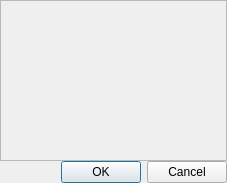
Qt form src/gui/forms/declarations/material/materialdialog.ui (caozhongxiao/espreso) before a commit.
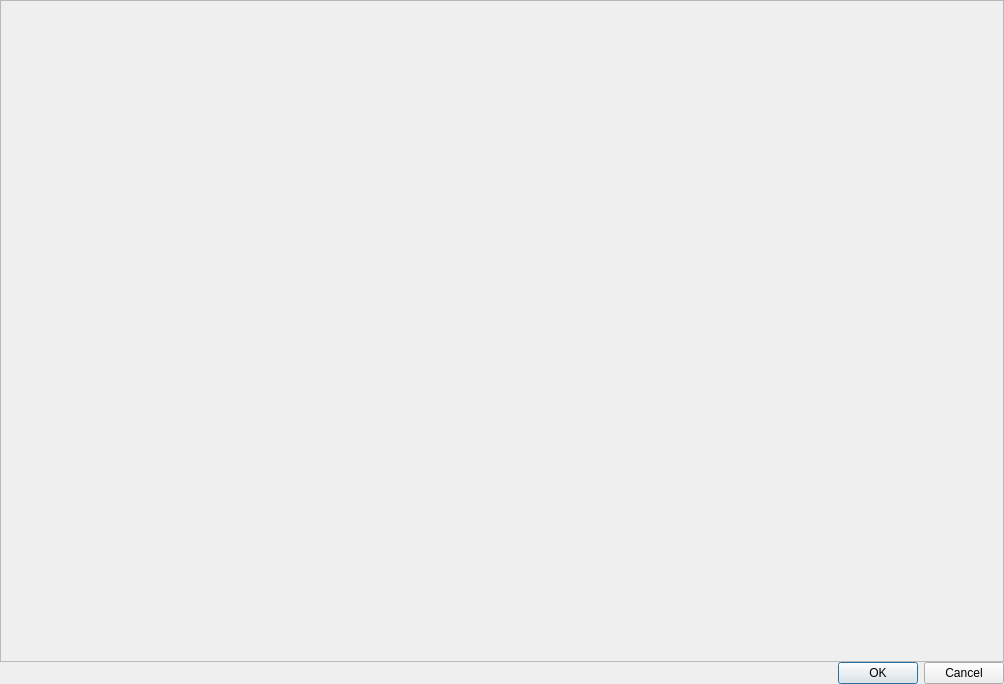
The same form after that commit.

Commit message: ENH: [GUI] Declarations widget for materials

The edit to the form file:
```diff
--- a/src/gui/forms/declarations/material/materialdialog.ui
+++ b/src/gui/forms/declarations/material/materialdialog.ui
@@ -6,8 +6,8 @@
    <rect>
     <x>0</x>
     <y>0</y>
-    <width>227</width>
-    <height>183</height>
+    <width>1004</width>
+    <height>684</height>
    </rect>
   </property>
   <property name="windowTitle">
```
The commit also changes 6 other files.
